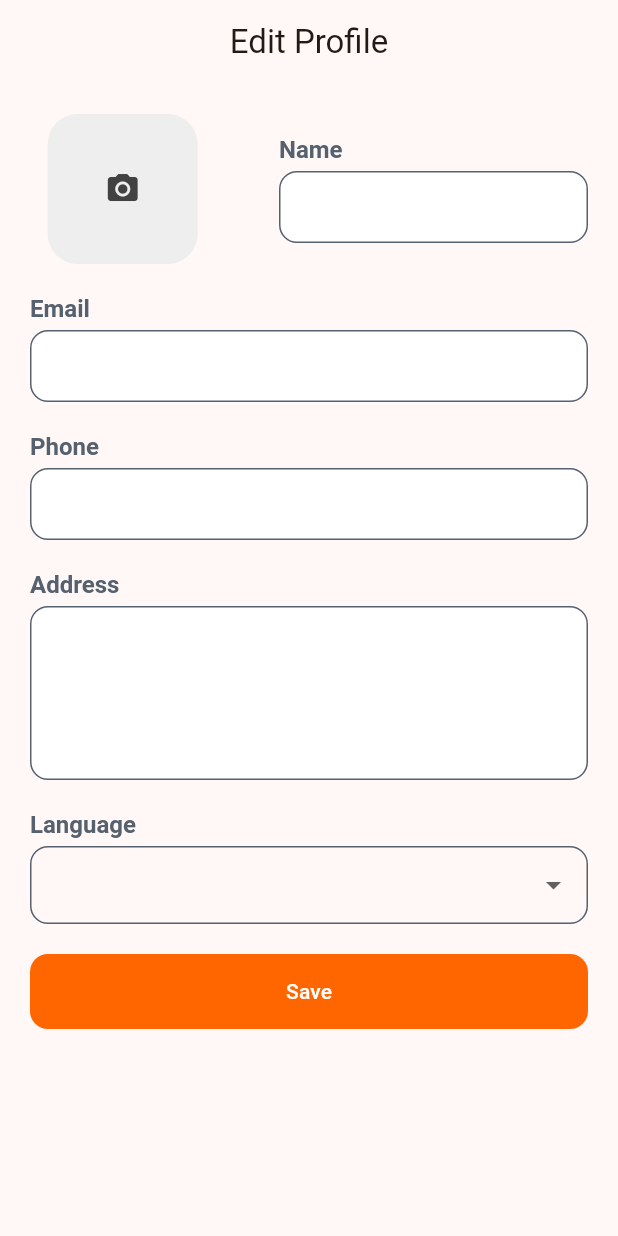
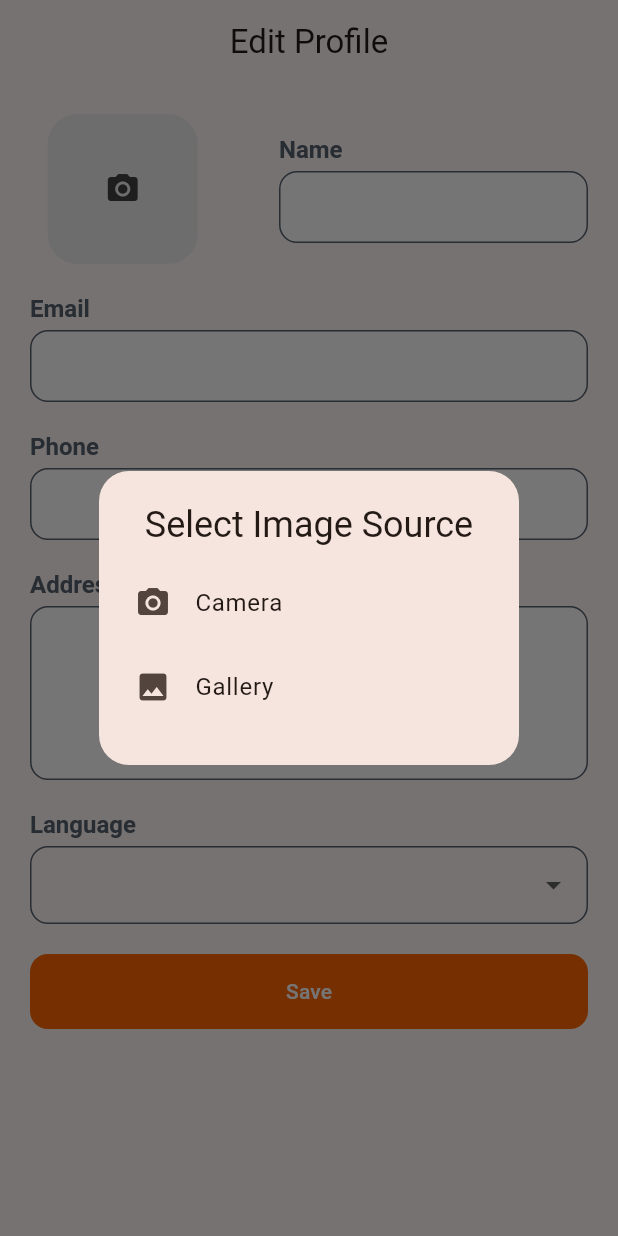
Before and after one commit to lakasir/lakasir_flutter, a Flutter app: the EditProfileScreen screen opened by its route, after a tap on the "camera alt" icon, on a phone screen of 412 x 824 dp. Run offline on Flutter 3.47's test engine with Material 3 defaults, Android fonts, the phone set to English and light mode, and no system bars; our stand-ins replace flutter_dotenv, get, image_cropper, image_picker, shared_preferences; accounts and stored records are empty; network calls fail; Roboto replaces fonts that are missing (SourceSans); statements that could not run were skipped.

Commit message:
improve image logic, add cropper and add option to choose gallery or camera

```diff
--- a/lib/screens/profile/edit_screen.dart
+++ b/lib/screens/profile/edit_screen.dart
@@ -2,6 +2,7 @@
 
 import 'package:flutter/material.dart';
 import 'package:get/get.dart';
+import 'package:image_picker/image_picker.dart';
 import 'package:lakasir/controllers/profiles/profile_edit_controller.dart';
 import 'package:lakasir/widgets/filled_button.dart';
 import 'package:lakasir/widgets/image_picker.dart';
@@ -11,8 +12,6 @@ import 'package:lakasir/widgets/text_field.dart';
 
 class EditProfileScreen extends StatefulWidget {
   const EditProfileScreen({super.key});
-
-  static const routeName = '/menu/profile/edit';
 
   @override
   State<EditProfileScreen> createState() => _EditProfileScreenState();
@@ -40,12 +39,18 @@ class _EditProfileScreenState extends State<EditProfileScreen> {
             Row(
               mainAxisAlignment: MainAxisAlignment.spaceBetween,
               children: [
-                SizedBox(
-                  width: width * 30 / 100,
-                  child: MyImagePicker(
-                    onImageSelected: (file) {
-                      _profileController.profile.value.photoUrl = file;
-                    },
+                Obx(
+                  () => SizedBox(
+                    width: width * 30 / 100,
+                    child: MyImagePicker(
+                      onImageSelected: (file) {
+                        _profileController.profile.value.photoUrl = file;
+                      },
+                      usingDynamicSource: true,
+                      defaultImage: _profileController.profile.value.photoUrl
+                              ?.replaceFirst("https", "http") ??
+                          '',
+                    ),
                   ),
                 ),
                 SizedBox(
@@ -54,7 +59,8 @@ class _EditProfileScreenState extends State<EditProfileScreen> {
                     () => MyTextField(
                       controller: _profileController.nameInputController,
                       label: 'Name',
-                      errorText: _profileController.profileErrorResponse.value.name,
+                      errorText:
+                          _profileController.profileErrorResponse.value.name,
                     ),
                   ),
                 ),
@@ -73,7 +79,8 @@ class _EditProfileScreenState extends State<EditProfileScreen> {
                 () => MyTextField(
                   controller: _profileController.phoneInputController,
                   label: 'Phone',
-                  errorText: _profileController.profileErrorResponse.value.phone,
+                  errorText:
+                      _profileController.profileErrorResponse.value.phone,
                 ),
               ),
             ),
--- a/lib/widgets/image_picker.dart
+++ b/lib/widgets/image_picker.dart
@@ -1,12 +1,13 @@
 import 'dart:io';
 import 'package:flutter/material.dart';
 import 'package:get/get.dart';
+import 'package:image_cropper/image_cropper.dart';
 import 'package:image_picker/image_picker.dart' as image_picker;
 import 'dart:convert';
 import 'package:lakasir/utils/auth.dart';
 import 'package:http/http.dart' as http;
 import 'package:http_parser/http_parser.dart';
-import 'package:lakasir/utils/colors.dart'; // Import MediaType from http_parser package
+import 'package:lakasir/utils/colors.dart';
 
 typedef MyCallback = void Function(String?);
 
@@ -16,10 +17,14 @@ class MyImagePicker extends StatefulWidget {
     required this.onImageSelected,
     this.source = image_picker.ImageSource.camera,
     this.maxSize = 1000000,
+    this.usingDynamicSource = false,
+    this.defaultImage = '',
   });
   final MyCallback onImageSelected;
   final image_picker.ImageSource source;
   final int? maxSize;
+  final bool usingDynamicSource;
+  final String defaultImage;
 
   @override
   State<MyImagePicker> createState() => _MyImagePickerState();
@@ -28,6 +33,7 @@ class MyImagePicker extends StatefulWidget {
 class _MyImagePickerState extends State<MyImagePicker> {
   image_picker.XFile? _image;
   final image_picker.ImagePicker imagePicker = image_picker.ImagePicker();
+  image_picker.ImageSource? dynamicSource;
 
   Future<String> _uploadImage(File? selectedImage) async {
     if (selectedImage == null) {
@@ -54,6 +60,7 @@ class _MyImagePickerState extends State<MyImagePicker> {
 
     if (response.statusCode == 200) {
       final responseBody = await response.stream.bytesToString();
+
       return jsonDecode(responseBody)['data']['url'];
     } else {
       throw Exception(
@@ -64,15 +71,33 @@ class _MyImagePickerState extends State<MyImagePicker> {
   Future<void> _pickImage() async {
     try {
       image_picker.XFile? selected = await imagePicker.pickImage(
-        source: widget.source,
+        source: dynamicSource!,
+        imageQuality: 25,
       );
+
       if (selected == null) {
         return;
       }
+
+      CroppedFile? croppedFile = await ImageCropper().cropImage(
+        sourcePath: selected.path,
+        aspectRatioPresets: [
+          CropAspectRatioPreset.square,
+        ],
+        uiSettings: [
+          AndroidUiSettings(
+            toolbarTitle: 'Cropper',
+            toolbarColor: primary,
+            toolbarWidgetColor: Colors.white,
+            initAspectRatio: CropAspectRatioPreset.square,
+            lockAspectRatio: true,
+          ),
+        ],
+      );
       setState(() {
-        _image = selected;
+        _image = image_picker.XFile(croppedFile!.path);
       });
-      String url = await _uploadImage(File(selected.path));
+      String url = await _uploadImage(File(croppedFile!.path));
       widget.onImageSelected(url);
     } catch (e) {
       Get.rawSnackbar(
@@ -84,12 +109,52 @@ class _MyImagePickerState extends State<MyImagePicker> {
     }
   }
 
+  void getImageSource() {
+    Get.defaultDialog(
+      titlePadding: const EdgeInsets.only(top: 20),
+      title: 'Select Image Source',
+      content: Column(
+        children: [
+          ListTile(
+            leading: const Icon(Icons.camera_alt),
+            title: const Text('Camera'),
+            onTap: () {
+              setState(() {
+                dynamicSource = image_picker.ImageSource.camera;
+              });
+              _pickImage();
+              Get.back();
+            },
+          ),
+          ListTile(
+            title: const Text('Gallery'),
+            leading: const Icon(Icons.photo),
+            onTap: () {
+              setState(() {
+                dynamicSource = image_picker.ImageSource.gallery;
+              });
+              _pickImage();
+              Get.back();
+            },
+          ),
+        ],
+      ),
+    );
+  }
+
   @override
   Widget build(BuildContext context) {
     return Center(
       child: GestureDetector(
         onTap: () {
+          if (widget.usingDynamicSource) {
+            getImageSource();
+          } else {
+            setState(() {
+              dynamicSource = widget.source;
+            });
             _pickImage();
+          }
         },
         child: Container(
           width: 100,
@@ -99,11 +164,24 @@ class _MyImagePickerState extends State<MyImagePicker> {
             borderRadius: BorderRadius.circular(20),
           ),
           child: _image != null
-              ? Image.file(
+              ? ClipRRect(
+                  borderRadius: BorderRadius.circular(20),
+                  child: Image.file(
                     File(_image!.path),
                     width: 50.0,
                     height: 50.0,
                     fit: BoxFit.fitHeight,
+                  ),
+                )
+              : widget.defaultImage != ''
+                  ? ClipRRect(
+                      borderRadius: BorderRadius.circular(20),
+                      child: Image.network(
+                        widget.defaultImage,
+                        width: 50.0,
+                        height: 50.0,
+                        fit: BoxFit.fitHeight,
+                      ),
                     )
                   : SizedBox(
                       width: 50,
--- a/pubspec.yaml
+++ b/pubspec.yaml
@@ -19,6 +19,8 @@ dependencies:
   flutter_launcher_icons: ^0.13.1
   flutter_dotenv: ^5.0.2
   get: ^4.6.6
+  image_cropper: ^5.0.1
+  http_parser: ^4.0.2
 
 flutter_icons:
   android: "launcher_icon"
```
Also changed, not shown: lib/screens/about/edit_screen.dart (+8 -2 lines), pubspec.lock, 2 other files. Lines whose indentation alone changed are shown as unchanged.
